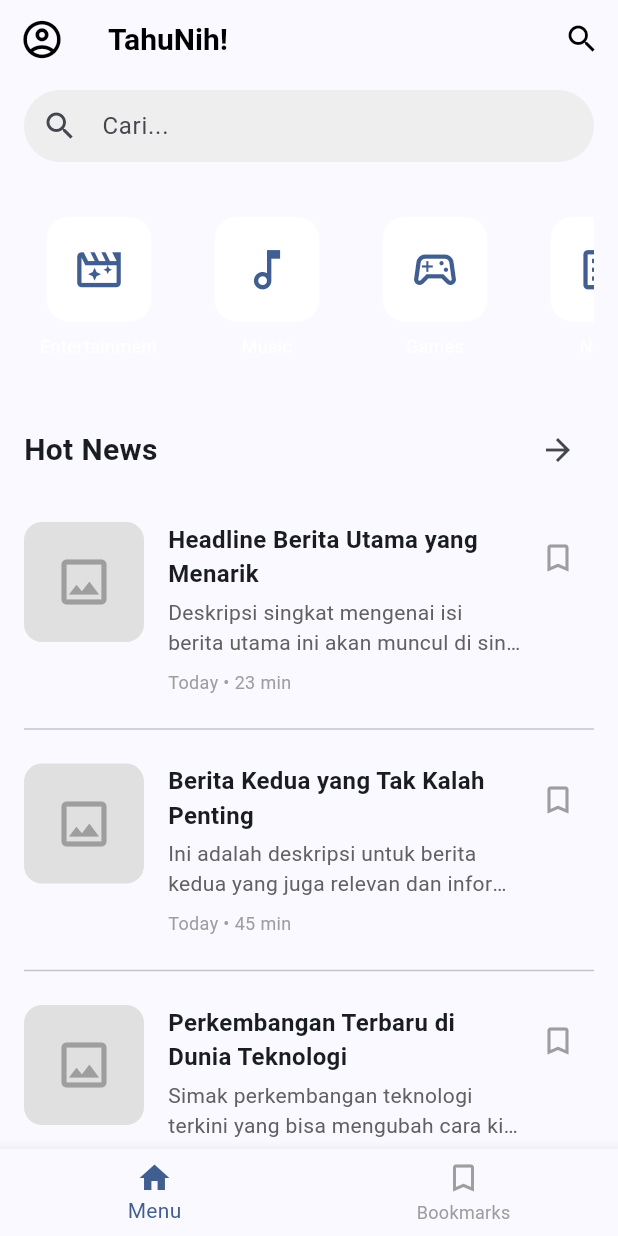
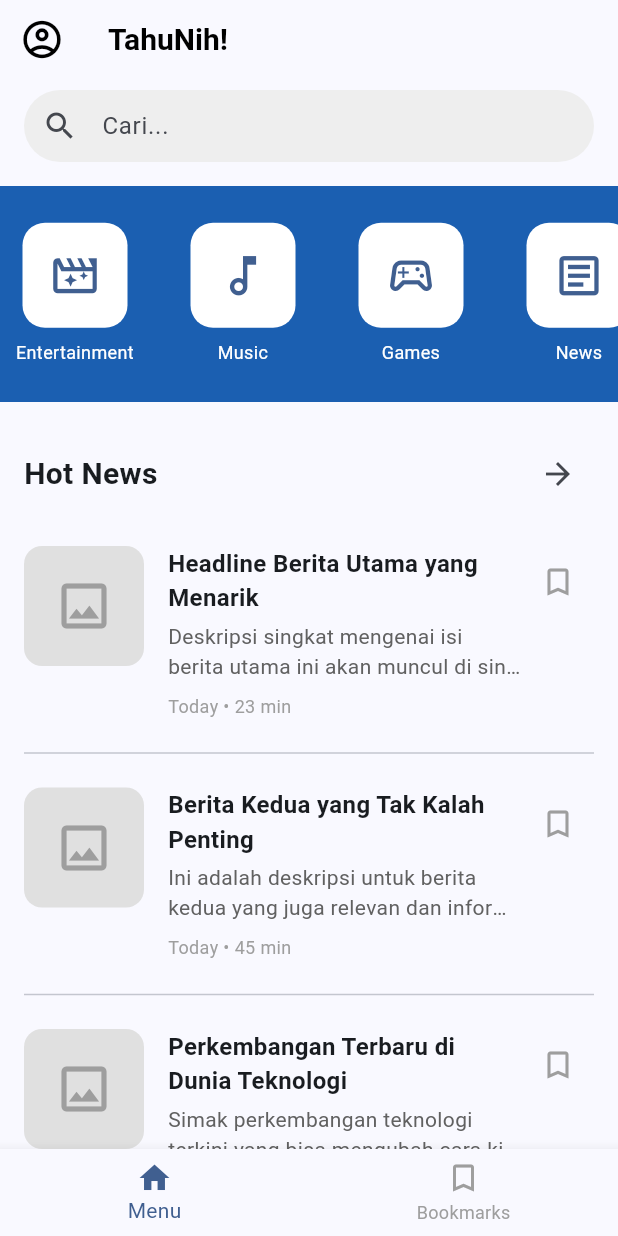
Before and after one commit to 2206034/tahu_nih, a Flutter app: the screen it shows after launch, on a phone screen of 412 x 824 dp. Run offline on Flutter 3.47's test engine with Material 3 defaults, Android fonts, the phone set to English and light mode, and no system bars; our stand-ins replace flutter_screenutil, go_router.

Commit message:
perapihan desain

```diff
--- a/lib/views/home_screen.dart
+++ b/lib/views/home_screen.dart
@@ -84,21 +84,7 @@ class _HomeScreenState extends State<HomeScreen> {
                     fontWeight: FontWeight.bold,
                   ),
             ),
-            actions: [
-              IconButton(
-                icon: Icon(
-                  Icons.search,
-                  color: appBarTheme.iconTheme?.color ?? Colors.black,
-                ),
-                onPressed: () {
-                  ScaffoldMessenger.of(context).showSnackBar(
-                    const SnackBar(
-                      content: Text('Fitur pencarian belum diimplementasikan'),
-                    ),
-                  );
-                },
-              ),
-            ],
+
             bottom: PreferredSize(
               preferredSize: const Size.fromHeight(60.0),
               child: Padding(
@@ -130,11 +116,14 @@ class _HomeScreenState extends State<HomeScreen> {
           ),
           SliverToBoxAdapter(
             child: Padding(
-              padding: const EdgeInsets.all(16.0),
+              padding: const EdgeInsets.symmetric( vertical: 8.0),
               child: Column(
                 crossAxisAlignment: CrossAxisAlignment.start,
                 children: [
-                  SizedBox(
+                  Container(
+                    color: const Color.fromARGB(255, 27, 95, 177),
+                    padding: const EdgeInsets.symmetric(vertical: 12.0),
+                    child: SizedBox(
                       height: 120,
                       child: ListView(
                         scrollDirection: Axis.horizontal,
@@ -162,8 +151,11 @@ class _HomeScreenState extends State<HomeScreen> {
                         ],
                       ),
                     ),
+                  ),
                   const SizedBox(height: 24),
-                  Row(
+                  Container(
+                    padding: const EdgeInsets.symmetric(horizontal: 16.0),
+                    child: Row(
                       mainAxisAlignment: MainAxisAlignment.spaceBetween,
                       children: [
                         const Text(
@@ -189,8 +181,11 @@ class _HomeScreenState extends State<HomeScreen> {
                         ),
                       ],
                     ),
+                  ),
                   const SizedBox(height: 16),
-                  ListView.separated(
+                  Container(
+                    padding: const EdgeInsets.symmetric(horizontal: 16.0),
+                    child: ListView.separated(
                       shrinkWrap: true,
                       physics: const NeverScrollableScrollPhysics(),
                       itemCount: articlesToDisplay.length,
@@ -215,6 +210,7 @@ class _HomeScreenState extends State<HomeScreen> {
                       },
                       separatorBuilder:
                           (context, index) => const Divider(height: 30),
+                    ),
                   ),
                 ],
               ),
```
Also changed, not shown: lib/views/bookmark_screen.dart (+0 -12 lines). Lines whose indentation alone changed are shown as unchanged.
